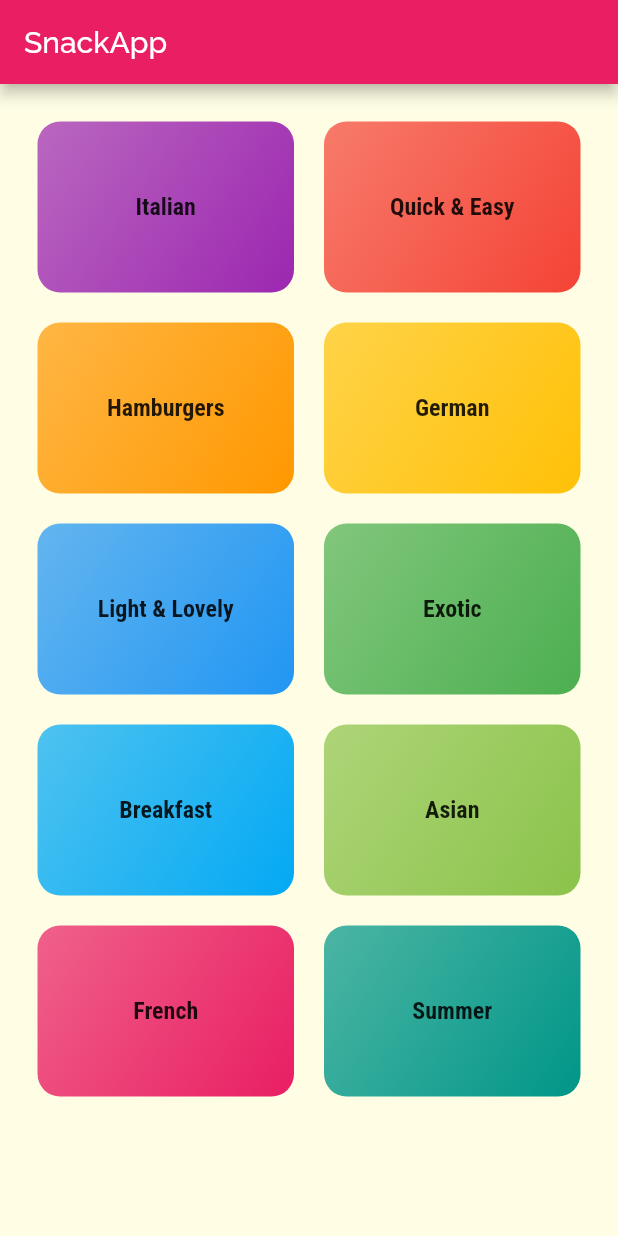
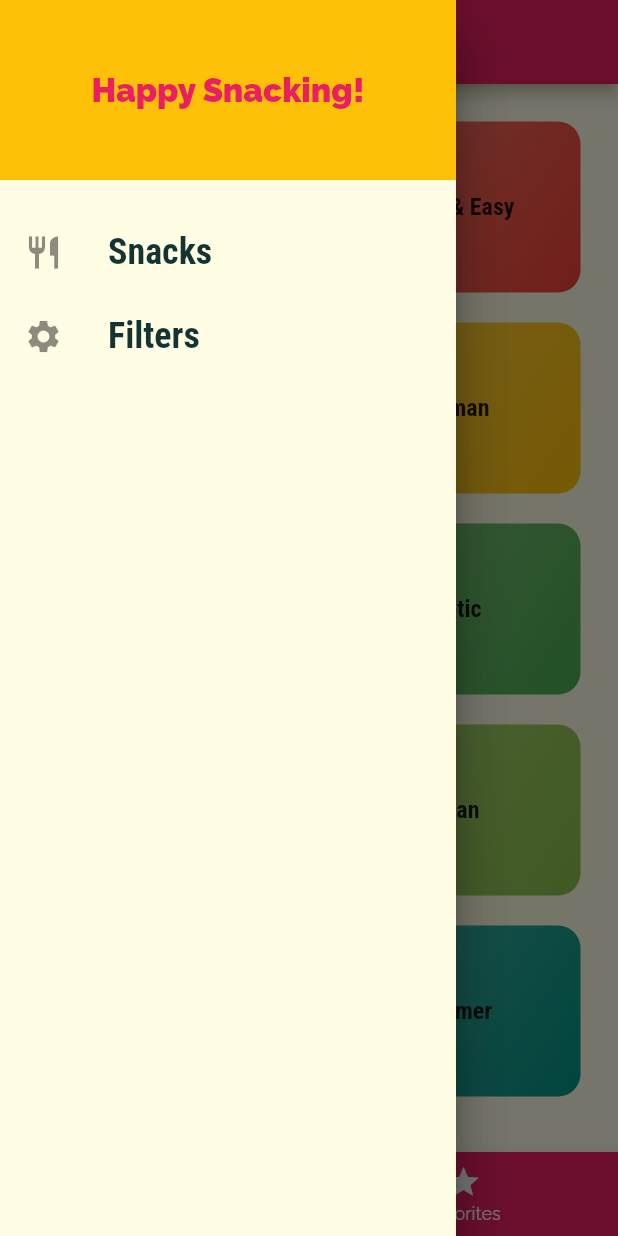
Before and after one commit to KrishnaPhalgun28/SnackApp, a Flutter app: the screen it shows after launch, with the side drawer open (before the commit the screen has no drawer), on a phone screen of 412 x 824 dp. Run offline on Flutter 3.47's test engine with Material 2 defaults, Android fonts, the phone set to English and light mode, and no system bars.

```diff
--- a/lib/main.dart
+++ b/lib/main.dart
@@ -1,7 +1,9 @@
 import 'package:SnackApp/screens/snack_detail.dart';
+import 'package:SnackApp/screens/tabs.dart';
 import 'package:flutter/material.dart';
-import 'package:SnackApp/screens/categories.dart';
+// import 'package:SnackApp/screens/categories.dart';
 import 'package:SnackApp/screens/categories_snacks.dart';
+import 'package:SnackApp/screens/filters.dart';
 
 void main() => runApp(MyApp());
 
@@ -33,9 +35,11 @@ class MyApp extends StatelessWidget {
       // home: CategoriesScreen(),
       initialRoute: '/',
       routes: {
-        '/': (ctx) => CategoriesScreen(),
+        // '/': (ctx) => CategoriesScreen(),
+        '/': (ctx) => TabsScreen(),
         CategoriesSnacksScreen.routeName: (ctx) => CategoriesSnacksScreen(),
         SnackDetailScreen.routeName: (ctx) => SnackDetailScreen(),
+        FiltersScreen.routeName: (ctx) => FiltersScreen(),
       },
       // onGenerateRoute: (settings) {
       //   print(settings.arguments);
--- /dev/null
+++ b/lib/models/drawer.dart
@@ -0,0 +1,64 @@
+import 'package:flutter/material.dart';
+import 'package:SnackApp/screens/filters.dart';
+
+class MainDrawer extends StatelessWidget {
+  Widget buildListTile(String title, IconData icon, Function tapHandler) {
+    return ListTile(
+      leading: Icon(
+        icon,
+        size: 26,
+      ),
+      title: Text(
+        title,
+        style: TextStyle(
+          fontFamily: 'RobotoCondensed',
+          fontSize: 24,
+          fontWeight: FontWeight.bold,
+        ),
+      ),
+      onTap: tapHandler,
+    );
+  }
+
+  @override
+  Widget build(BuildContext context) {
+    return Drawer(
+      child: Column(
+        children: [
+          Container(
+            height: 120,
+            width: double.infinity,
+            padding: EdgeInsets.all(20),
+            alignment: Alignment.center,
+            color: Theme.of(context).accentColor,
+            child: Text(
+              'Happy Snacking!',
+              style: TextStyle(
+                fontWeight: FontWeight.w900,
+                fontSize: 22,
+                color: Theme.of(context).primaryColor,
+              ),
+            ),
+          ),
+          SizedBox(
+            height: 20,
+          ),
+          buildListTile(
+            'Snacks',
+            Icons.restaurant,
+            () {
+              Navigator.of(context).pushNamed('/');
+            },
+          ),
+          buildListTile(
+            'Filters',
+            Icons.settings,
+            () {
+              Navigator.of(context).pushNamed(FiltersScreen.routeName);
+            },
+          ),
+        ],
+      ),
+    );
+  }
+}
--- a/lib/screens/categories.dart
+++ b/lib/screens/categories.dart
@@ -5,11 +5,7 @@ import 'package:SnackApp/models/category_item.dart';
 class CategoriesScreen extends StatelessWidget {
   @override
   Widget build(BuildContext context) {
-    return Scaffold(
-      appBar: AppBar(
-        title: const Text('SnackApp'),
-      ),
-      body: GridView(
+    return GridView(
       padding: const EdgeInsets.all(25),
       children: snackList
           .map(
@@ -26,7 +22,6 @@ class CategoriesScreen extends StatelessWidget {
         crossAxisSpacing: 20,
         mainAxisSpacing: 20,
       ),
-      ),
     );
   }
 }
--- /dev/null
+++ b/lib/screens/favourites.dart
@@ -0,0 +1,10 @@
+import 'package:flutter/material.dart';
+
+class FavouritesScreen extends StatelessWidget {
+  @override
+  Widget build(BuildContext context) {
+    return Center(
+      child: Text('Favourites!'),
+    );
+  }
+}
--- /dev/null
+++ b/lib/screens/filters.dart
@@ -0,0 +1,14 @@
+import 'package:flutter/material.dart';
+
+class FiltersScreen extends StatelessWidget {
+  static String routeName = '/filters';
+
+  @override
+  Widget build(BuildContext context) {
+    return Center(
+      child: Text(
+        'Snack Filter',
+      ),
+    );
+  }
+}
--- /dev/null
+++ b/lib/screens/tabs.dart
@@ -0,0 +1,111 @@
+import 'package:flutter/material.dart';
+import 'package:SnackApp/screens/categories.dart';
+import 'package:SnackApp/screens/favourites.dart';
+import 'package:SnackApp/models/drawer.dart';
+
+class TabsScreen extends StatefulWidget {
+  @override
+  _TabsScreenState createState() => _TabsScreenState();
+}
+
+class _TabsScreenState extends State<TabsScreen> {
+  final List<Map<String, Object>> _pages = [
+    {
+      'page': CategoriesScreen(),
+      'title': 'Categories',
+    },
+    {
+      'page': FavouritesScreen(),
+      'title': 'Your Favourites',
+    },
+  ];
+  int _selectedPageIndex = 0;
+
+  void _selectPage(int index) {
+    setState(() {
+      _selectedPageIndex = index;
+    });
+  }
+
+  @override
+  Widget build(BuildContext context) {
+    // return DefaultTabController(
+    //   length: 2,
+    //   // initialIndex: 1,
+    //   child: Scaffold(
+    //     appBar: AppBar(
+    //       title: Text(
+    //         'Snacks',
+    //       ),
+    //       bottom: TabBar(
+    //         tabs: [
+    //           Tab(
+    //             child: Row(
+    //               mainAxisAlignment: MainAxisAlignment.center,
+    //               children: [
+    //                 Icon(
+    //                   Icons.category,
+    //                 ),
+    //                 Text(
+    //                   'Categories',
+    //                 ),
+    //               ],
+    //             ),
+    //           ),
+    //           Tab(
+    //             child: Row(
+    //               mainAxisAlignment: MainAxisAlignment.center,
+    //               children: [
+    //                 Icon(
+    //                   Icons.star,
+    //                 ),
+    //                 Text(
+    //                   'Favorites',
+    //                 ),
+    //               ],
+    //             ),
+    //           ),
+    //         ],
+    //       ),
+    //     ),
+    //     body: TabBarView(
+    //       children: [
+    //         CategoriesScreen(),
+    //         CategoriesScreen(),
+    //       ],
+    //     ),
+    //   ),
+    // );
+    return Scaffold(
+      appBar: AppBar(
+        title: Text(
+          _pages[_selectedPageIndex]['title'],
+        ),
+      ),
+      drawer: Drawer(
+        child: MainDrawer(),
+      ),
+      body: _pages[_selectedPageIndex]['page'],
+      bottomNavigationBar: BottomNavigationBar(
+        backgroundColor: Theme.of(context).primaryColor,
+        selectedItemColor: Theme.of(context).accentColor,
+        unselectedItemColor: Colors.white,
+        currentIndex: _selectedPageIndex,
+        onTap: _selectPage,
+        // type: BottomNavigationBarType.shifting,
+        items: [
+          BottomNavigationBarItem(
+            // backgroundColor: Theme.of(context).primaryColor,
+            icon: Icon(Icons.category),
+            label: 'Categories',
+          ),
+          BottomNavigationBarItem(
+            // backgroundColor: Theme.of(context).primaryColor,
+            icon: Icon(Icons.star),
+            label: 'Favorites',
+          ),
+        ],
+      ),
+    );
+  }
+}
```
Lines whose indentation alone changed are shown as unchanged.
